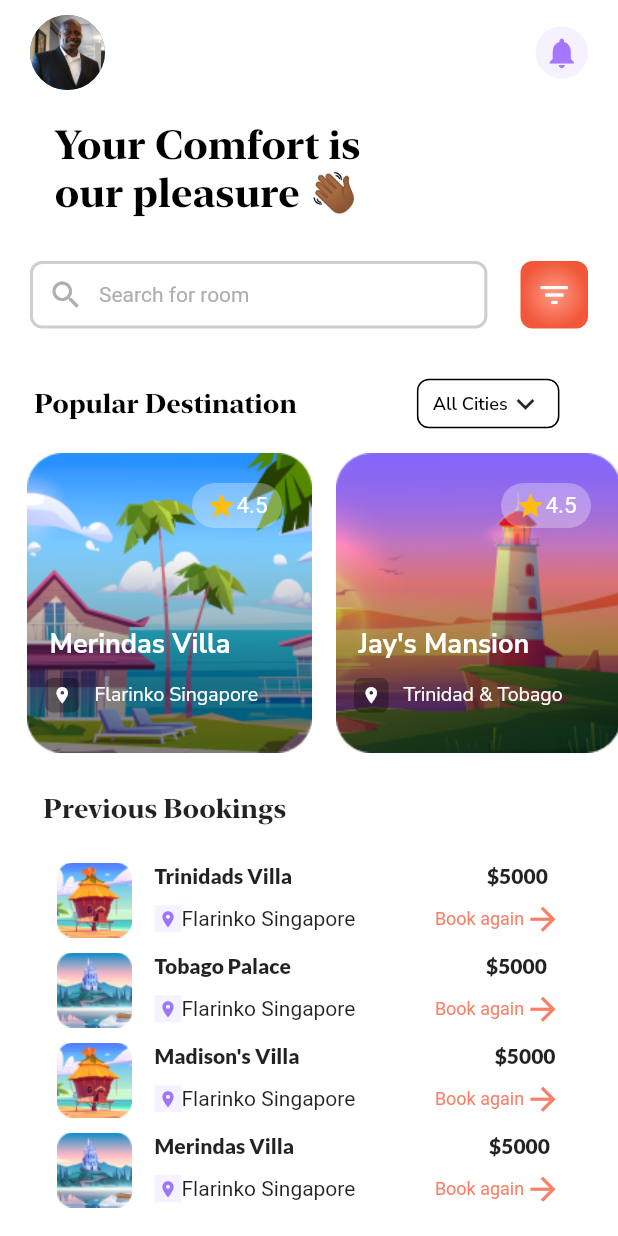
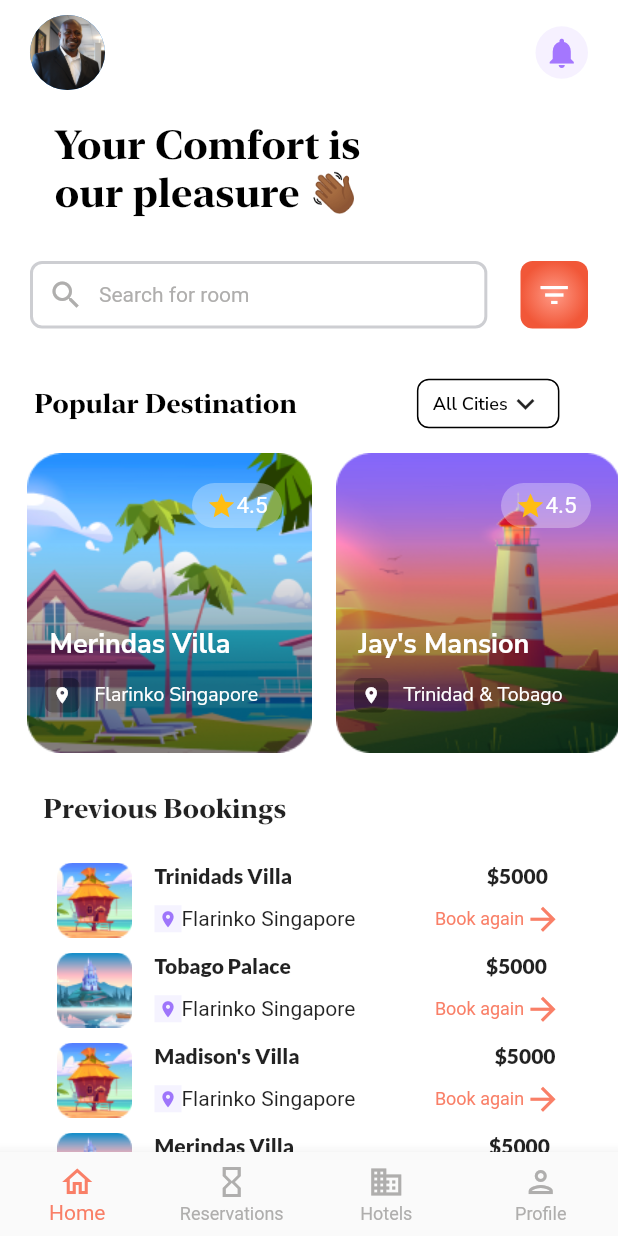
Before and after one commit to DavidEtoedia/Travel-app, a Flutter app: the screen it shows after launch, on a phone screen of 412 x 824 dp. Run offline on Flutter 3.47's test engine with Material 2 defaults, Android fonts, the phone set to English and light mode, and no system bars; our stand-ins replace google_fonts, show_up_animation.

Commit message:
bottom navbar

```diff
--- /dev/null
+++ b/lib/homescreen/bottom_nav.dart
@@ -0,0 +1,43 @@
+import 'package:flutter/material.dart';
+import 'package:flutter/widgets.dart';
+
+class BottomNavbar extends StatelessWidget {
+  final selectedIndex;
+  final ValueChanged<int> onClicked;
+  BottomNavbar({this.selectedIndex, this.onClicked});
+
+  @override
+  Widget build(BuildContext context) {
+    return BottomNavigationBar(
+        type: BottomNavigationBarType.fixed,
+        unselectedItemColor: Color(0xffAFAEAD),
+        selectedItemColor: Color(0xffF97F67),
+        currentIndex: 0,
+        items: [
+          BottomNavigationBarItem(
+              icon: Icon(
+                Icons.home_outlined,
+                // color: Colors.black,
+              ),
+              label: 'Home'),
+          BottomNavigationBarItem(
+              icon: Icon(
+                Icons.hourglass_empty_outlined,
+                // color: Colors.black,
+              ),
+              label: 'Reservations'),
+          BottomNavigationBarItem(
+              icon: Icon(
+                Icons.domain_outlined,
+                // color: Colors.black,
+              ),
+              label: 'Hotels'),
+          BottomNavigationBarItem(
+              icon: Icon(
+                Icons.person_outlined,
+                // color: Colors.black,
+              ),
+              label: 'Profile')
+        ]);
+  }
+}
--- a/lib/homescreen/homepage.dart
+++ b/lib/homescreen/homepage.dart
@@ -1,4 +1,5 @@
 import 'package:flutter/material.dart';
+import 'package:travel_app/homescreen/bottom_nav.dart';
 import 'package:travel_app/homescreen/customappbar.dart';
 import 'package:travel_app/homescreen/displaytext.dart';
 import 'package:travel_app/homescreen/horizontal_list_view.dart';
@@ -26,6 +27,7 @@ class HomePage extends StatelessWidget {
           ],
         ),
       ),
+      bottomNavigationBar: BottomNavbar(),
     );
   }
 }
```
